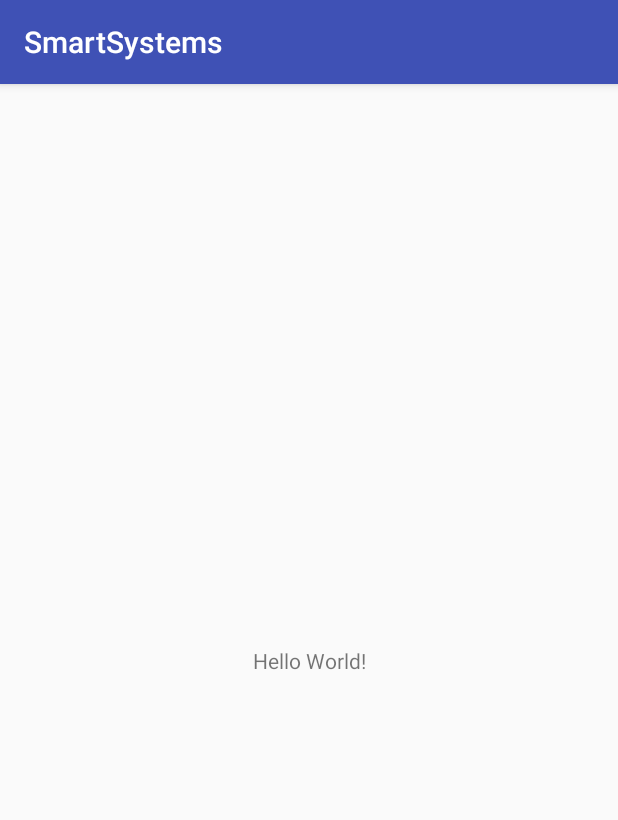
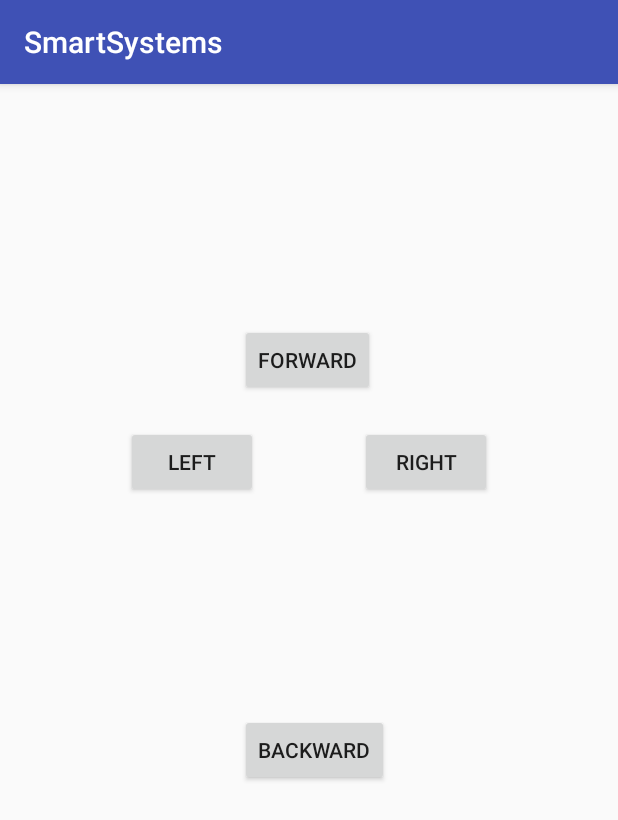
Before and after one commit to StijnMets/SmartSystems, an Android app: the screen it shows after launch (MainActivity), on a phone screen of 412 x 824 dp. Shown: the top 820 px of the screen. Run offline under Robolectric (Android 15) with nearby library versions, the phone set to English and light mode, and no system bars; 3 statements that could not run were skipped.

Commit message:
added Buttons+BT outputstream

```diff
--- a/app/src/main/AndroidManifest.xml
+++ b/app/src/main/AndroidManifest.xml
@@ -1,6 +1,10 @@
 <?xml version="1.0" encoding="utf-8"?>
 <manifest xmlns:android="http://schemas.android.com/apk/res/android"
     package="com.example.shado.smartsystems">
+
+    <uses-permission android:name="android.permission.BLUETOOTH" />
+    <uses-permission android:name="android.permission.BLUETOOTH_ADMIN" />
+    <uses-permission android:name="android.permission.ACCESS_COARSE_LOCATION" />
 
     <application
         android:allowBackup="true"
--- a/app/src/main/java/com/example/shado/smartsystems/MainActivity.java
+++ b/app/src/main/java/com/example/shado/smartsystems/MainActivity.java
@@ -1,13 +1,144 @@
 package com.example.shado.smartsystems;
 
+import android.bluetooth.BluetoothAdapter;
+import android.bluetooth.BluetoothDevice;
+import android.bluetooth.BluetoothSocket;
+import android.content.Intent;
 import android.support.v7.app.AppCompatActivity;
 import android.os.Bundle;
+import android.util.Log;
+import android.view.View;
+import android.widget.Button;
+
+import java.io.IOException;
+import java.util.Set;
+import java.util.UUID;
 
 public class MainActivity extends AppCompatActivity {
+
+    public static int REQUEST_ENABLE_BT = 1;
+    static final UUID myUUID = UUID.fromString("00001101-0000-1000-8000-00805F9B34FB");
+    String address;
+    BluetoothSocket btSocket;
 
     @Override
     protected void onCreate(Bundle savedInstanceState) {
         super.onCreate(savedInstanceState);
         setContentView(R.layout.activity_main);
+
+        BluetoothAdapter myBluetoothAdapter = BluetoothAdapter.getDefaultAdapter();
+
+        Button btnForward = (Button)findViewById(R.id.btnForward);
+        Button btnBackward = (Button)findViewById(R.id.btnBackward);
+        Button btnLeft = (Button)findViewById(R.id.btnLeft);
+        Button btnRight = (Button)findViewById(R.id.btnRight);
+
+
+        //region Enabling Bluetooth
+        if(!myBluetoothAdapter.isEnabled()){
+            Intent enableBT = new Intent(BluetoothAdapter.ACTION_REQUEST_ENABLE);
+            startActivityForResult(enableBT, REQUEST_ENABLE_BT);
+        }
+        //endregion
+
+        //region Getting address paired devices
+        Set<BluetoothDevice> pairedDevices = myBluetoothAdapter.getBondedDevices();
+        if(pairedDevices.size() > 0){
+            for(BluetoothDevice device : pairedDevices){
+                if(device.getName().equals("HC-05")){
+                    address = device.getAddress();
+                    Log.d("Address", address);
+                }
+            }
+        }
+        //endregion
+
+        //region Connecting to device
+        BluetoothDevice HC05 = myBluetoothAdapter.getRemoteDevice(address);//connects to the device's address and checks if it's available
+        try {
+            btSocket = HC05.createInsecureRfcommSocketToServiceRecord(myUUID);
+            BluetoothAdapter.getDefaultAdapter().cancelDiscovery();
+            btSocket.connect();//start connection
+            Log.d("Connection", "SUCCES!");
+        } catch (IOException e) {
+            Log.d("Connection", e.toString());
+        }
+        //endregion
+
+        //region ClickListeners
+        //------------------------------------------------------------------------------------------
+        btnForward.setOnClickListener(new View.OnClickListener() {
+            @Override
+            public void onClick(View view) {
+                DriveForward();
+            }
+        });
+
+        btnBackward.setOnClickListener(new View.OnClickListener() {
+            @Override
+            public void onClick(View view) {
+                DriveBackward();
+            }
+        });
+
+        btnLeft.setOnClickListener(new View.OnClickListener() {
+            @Override
+            public void onClick(View view) {
+                DriveLeft();
+            }
+        });
+
+        btnRight.setOnClickListener(new View.OnClickListener() {
+            @Override
+            public void onClick(View view) {
+                DriveRight();
+            }
+        });
+
+        //endregion
+    }
+
+    private void DriveForward(){
+        try
+        {
+            btSocket.getOutputStream().write('0');
+        }
+        catch (IOException e)
+        {
+            Log.d("Error", "failed");
+        }
+    }
+
+    private void DriveBackward(){
+        try
+        {
+            btSocket.getOutputStream().write('1');
+        }
+        catch (IOException e)
+        {
+            Log.d("Error","failed");
+        }
+    }
+
+    private void DriveLeft(){
+        try
+        {
+            btSocket.getOutputStream().write('2');
+        }
+        catch (IOException e)
+        {
+            Log.d("Error","failed");
+        }
+    }
+
+    private void DriveRight(){
+        try
+        {
+            btSocket.getOutputStream().write('3');
+        }
+        catch (IOException e)
+        {
+            Log.d("Error","failed");
+        }
     }
 }
--- a/app/src/main/res/layout/activity_main.xml
+++ b/app/src/main/res/layout/activity_main.xml
@@ -6,13 +6,43 @@
     android:layout_height="match_parent"
     tools:context="com.example.shado.smartsystems.MainActivity">
 
-    <TextView
+    <Button
+        android:id="@+id/btnForward"
         android:layout_width="wrap_content"
         android:layout_height="wrap_content"
-        android:text="Hello World!"
-        app:layout_constraintBottom_toBottomOf="parent"
-        app:layout_constraintLeft_toLeftOf="parent"
-        app:layout_constraintRight_toRightOf="parent"
+        android:layout_marginStart="160dp"
+        android:layout_marginTop="160dp"
+        android:text="Forward"
+        app:layout_constraintStart_toStartOf="parent"
         app:layout_constraintTop_toTopOf="parent" />
 
+    <Button
+        android:id="@+id/btnRight"
+        android:layout_width="wrap_content"
+        android:layout_height="wrap_content"
+        android:layout_marginEnd="84dp"
+        android:layout_marginTop="228dp"
+        android:text="Right"
+        app:layout_constraintEnd_toEndOf="parent"
+        app:layout_constraintTop_toTopOf="parent" />
+
+    <Button
+        android:id="@+id/btnBackward"
+        android:layout_width="wrap_content"
+        android:layout_height="wrap_content"
+        android:layout_marginBottom="300dp"
+        android:layout_marginStart="160dp"
+        android:text="Backward"
+        app:layout_constraintBottom_toBottomOf="parent"
+        app:layout_constraintStart_toStartOf="parent" />
+
+    <Button
+        android:id="@+id/btnLeft"
+        android:layout_width="wrap_content"
+        android:layout_height="wrap_content"
+        android:layout_marginStart="84dp"
+        android:layout_marginTop="228dp"
+        android:text="Left"
+        app:layout_constraintStart_toStartOf="parent"
+        app:layout_constraintTop_toTopOf="parent" />
 </android.support.constraint.ConstraintLayout>
```
